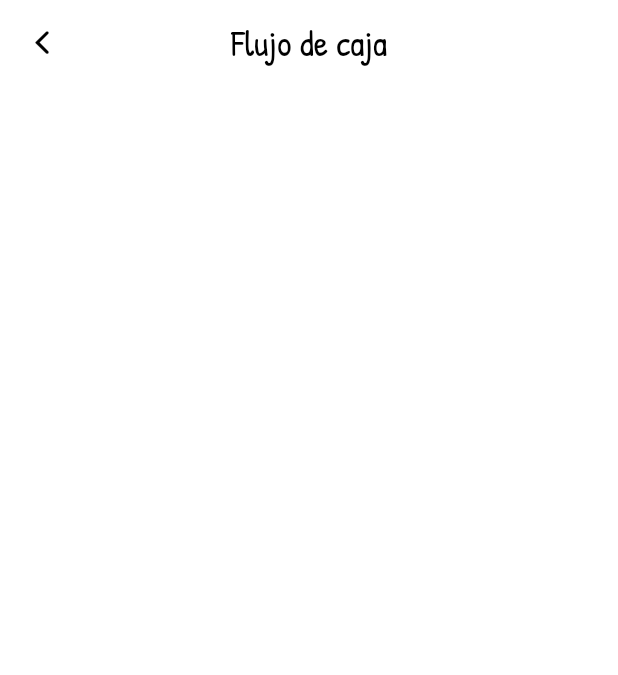
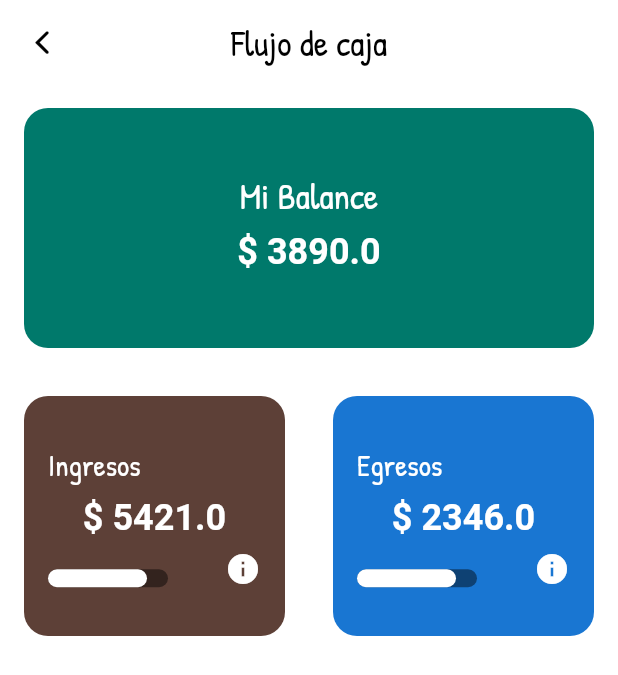
Before and after one commit to marcoleonardini/hackton_pyme_2019, a Flutter app: the screen it shows after launch, after a tap on "EFECTIVO", on a phone screen of 412 x 824 dp. Shown: the top 675 px of the screen. Run offline on Flutter 3.47's test engine with Material 2 defaults, Android fonts, the light colour scheme and no system bars.

Commit message:
add cards balances

```diff
--- /dev/null
+++ b/lib/ui/pages/efective/canvas/controlador.dart
@@ -0,0 +1,56 @@
+import 'package:flutter/material.dart';
+
+class ControlPainter extends CustomPainter{
+
+  final Color color;
+  final Paint trackPaint;
+  final Paint backPaint;
+  final double control;
+
+  ControlPainter({this.control,@required this.color}): trackPaint = new Paint()
+    ..color = color
+    ..style = PaintingStyle.fill,
+    backPaint = new Paint()
+    ..color = Colors.black45
+    ..style = PaintingStyle.fill;
+
+
+  @override
+  void paint(Canvas canvas, Size size) {
+    canvas.drawRRect(
+        RRect.fromRectAndCorners(
+          Rect.fromLTWH(
+              0.0,
+              0.0,
+              80.0,
+              12.0
+          ),
+          topLeft: Radius.circular(15.0),
+          bottomLeft: Radius.circular(15.0),
+          topRight: Radius.circular(15.0),
+          bottomRight: Radius.circular(15.0),
+        ),
+        backPaint);
+
+        canvas.drawRRect(
+        RRect.fromRectAndCorners(
+          Rect.fromLTWH(
+              0.0,
+              0.0,
+              control,
+              12.0
+          ),
+          topLeft: Radius.circular(15.0),
+          bottomLeft: Radius.circular(15.0),
+          topRight: Radius.circular(15.0),
+          bottomRight: Radius.circular(15.0),
+        ),
+        trackPaint);
+  }
+
+  @override
+  bool shouldRepaint(CustomPainter oldDelegate) {
+    return true;
+  }
+
+}
--- a/lib/ui/pages/efective/efective.dart
+++ b/lib/ui/pages/efective/efective.dart
@@ -1,5 +1,6 @@
 import 'package:flutter/cupertino.dart';
 import 'package:flutter/material.dart';
+import 'package:hackaton_pyme_2019/ui/pages/efective/widgets/card_balance.dart';
 
 class Efective extends StatelessWidget {
   @override
@@ -17,7 +18,62 @@ class Efective extends StatelessWidget {
         backgroundColor: Colors.white,
         elevation: 0,
       ),
-
+      body: Column(
+        children: <Widget>[
+          Flexible(flex: 2, child: CardsBalance()),
+          Flexible(flex: 2, child: TabNavigation())
+        ],
+      ),
     );
   }
 }
+
+class CardsBalance extends StatelessWidget {
+  @override
+  Widget build(BuildContext context) {
+    return Container(
+      padding: EdgeInsets.all(16.0),
+      child: Column(
+        children: <Widget>[
+          Flexible(
+              flex: 2,
+              child: CardBalance(
+                  title: 'Mi Balance', sales: 3890.0, color: Colors.teal[700])),
+          SizedBox(height: 32),
+          Flexible(
+            flex: 2,
+            child: Row(
+              children: <Widget>[
+                Expanded(
+                    child: CardBalance(
+                        title: 'Ingresos',
+                        progress: true,
+                        sales: 5421.0,
+                        color: Colors.brown[700])),
+                SizedBox(width: 32.0),
+                Expanded(
+                    child: CardBalance(
+                        title: 'Egresos',
+                        progress: true,
+                        sales: 2346,
+                        color: Colors.blue[700])),
+              ],
+            ),
+          )
+        ],
+      ),
+    );
+  }
+}
+
+class TabNavigation extends StatefulWidget {
+  @override
+  _TabNavigationState createState() => _TabNavigationState();
+}
+
+class _TabNavigationState extends State<TabNavigation> {
+  @override
+  Widget build(BuildContext context) {
+    return Container();
+  }
+}
--- /dev/null
+++ b/lib/ui/pages/efective/widgets/card_balance.dart
@@ -0,0 +1,53 @@
+import 'package:flutter/material.dart';
+import 'package:hackaton_pyme_2019/ui/pages/efective/widgets/controler_graphic.dart';
+
+class CardBalance extends StatelessWidget {
+  final String title;
+  final double sales;
+  final Color color;
+  final bool progress;
+
+  CardBalance({
+    this.color = Colors.white,
+    this.progress = false,
+    @required this.sales,
+    @required this.title,
+  });
+
+  @override
+  Widget build(BuildContext context) {
+    return Container(
+      padding: EdgeInsets.all(16.0),
+      width: MediaQuery.of(context).size.width,
+      decoration: BoxDecoration(
+          borderRadius: BorderRadius.circular(16.0), color: color),
+      child: Column(
+        mainAxisAlignment: MainAxisAlignment.center,
+        children: <Widget>[
+          Align(
+            alignment: progress ? Alignment.centerLeft : Alignment.center,
+            child: Text(title,
+                style: TextStyle(
+                    fontSize: progress ? 20 : 24.0,
+                    color: Colors.white,
+                    fontFamily: 'PatrickHand')),
+          ),
+          SizedBox(height: 8.0),
+          Text("\$ ${sales.toString()}",
+              style: TextStyle(
+                  fontSize: 24.0,
+                  color: Colors.white,
+                  fontWeight: FontWeight.bold)),
+          SizedBox(height: 8.0),
+          progress
+              ? Row(children: <Widget>[
+                  Expanded(child: Controlador(color: Colors.white, tamano: 66)),
+                  Icon(Icons.info, size: 24.0, color: Colors.white)
+                ])
+              : Container(),
+          //Expanded(child: SizedBox())
+        ],
+      ),
+    );
+  }
+}
--- /dev/null
+++ b/lib/ui/pages/efective/widgets/controler_graphic.dart
@@ -0,0 +1,21 @@
+import 'package:flutter/material.dart';
+import 'package:hackaton_pyme_2019/ui/pages/efective/canvas/controlador.dart';
+
+class Controlador extends StatefulWidget {
+  final Color color;
+  final double tamano;
+  Controlador({this.tamano, @required this.color});
+
+  @override
+  _ControladorState createState() => _ControladorState();
+}
+
+class _ControladorState extends State<Controlador> {
+  @override
+  Widget build(BuildContext context) {
+    return CustomPaint(
+      painter: ControlPainter(control: widget.tamano, color: widget.color),
+      child: Container(),
+    );
+  }
+}
```
